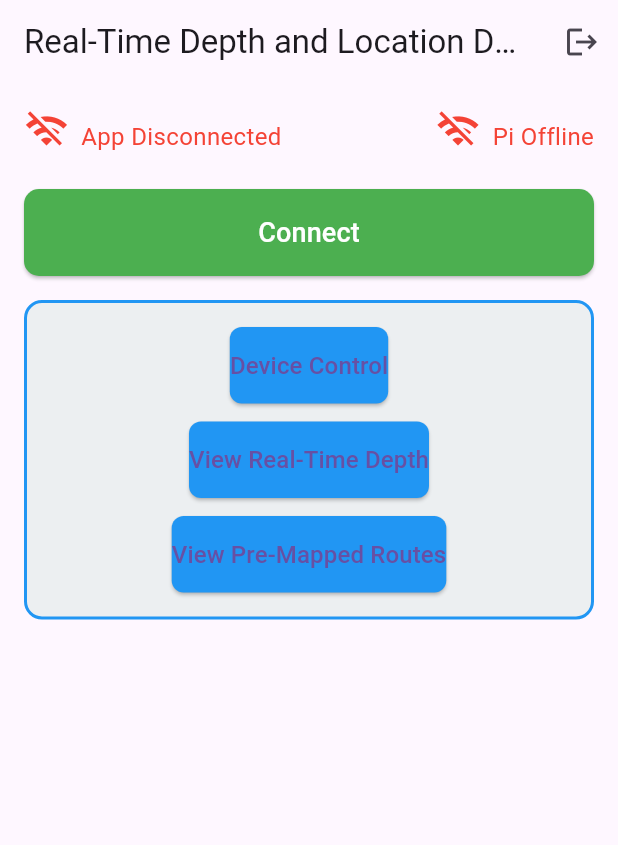
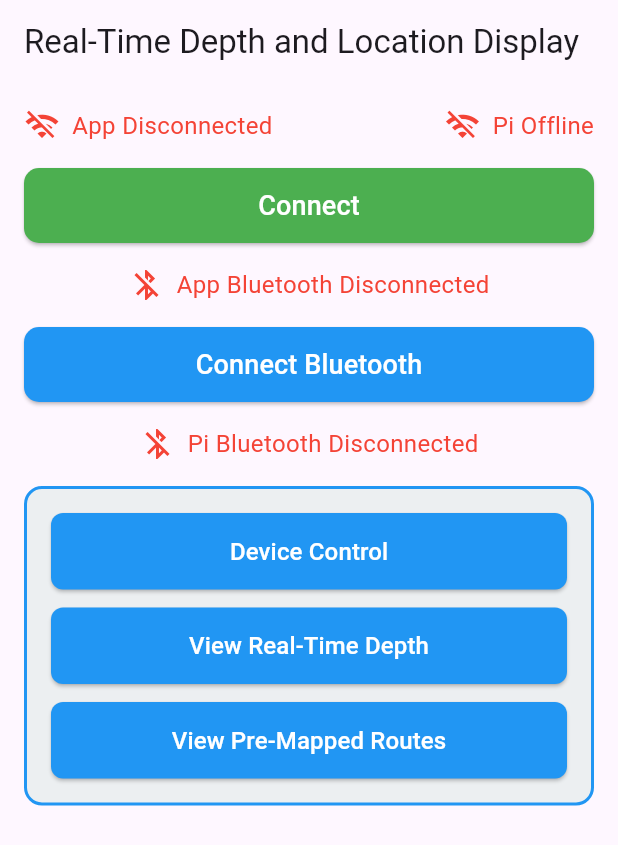
Before and after one commit to sukhmeet468/G09-CapstoneProject, a Flutter app: the screen it shows after launch, on a phone screen of 412 x 824 dp. Shown: the top 845 px of the screen. Run offline on Flutter 3.47's test engine with Material 3 defaults, Android fonts, the phone set to English and light mode, and no system bars; our stand-ins replace flutter_map, geolocator, latlong2, permission_handler, shared_preferences; missing offline and left inert: amplify_auth_cognito, amplify_authenticator, amplify_flutter, amplify_storage_s3, flutter_reactive_ble, mqtt_client.

```diff
--- a/lib/Logic/Cloud Communication/mqttiotmethods/fleetprovisionmanager.dart
+++ b/lib/Logic/Cloud Communication/mqttiotmethods/fleetprovisionmanager.dart
@@ -1,5 +1,5 @@
 import 'dart:convert';
-import 'package:g9capstoneiotapp/Logic/App%20Logic/authentication/auth_functions.dart';
+import 'package:g9capstoneiotapp/Logic/Auth/authentication/auth_functions.dart';
 import 'package:g9capstoneiotapp/Logic/Cloud%20Communication/comm_manager/subscribe_manager.dart';
 import 'package:g9capstoneiotapp/Logic/Cloud%20Communication/mqttiotmethods/connect.dart';
 import 'package:g9capstoneiotapp/Logic/Cloud%20Communication/mqttiotmethods/publish.dart';
--- a/lib/Presentation/Home/customhearbeat.dart
+++ /dev/null
@@ -1,111 +0,0 @@
-import 'package:flutter/material.dart';
-
-class HeartbeatLine extends StatefulWidget {
-  final bool isLoading;
-
-  const HeartbeatLine({required this.isLoading});
-
-  @override
-  State<HeartbeatLine> createState() => _HeartbeatLineState();
-}
-
-class _HeartbeatLineState extends State<HeartbeatLine>
-    with SingleTickerProviderStateMixin {
-  late AnimationController _controller;
-  late Animation<double> _animation;
-
-  @override
-  void initState() {
-    super.initState();
-    _controller = AnimationController(
-      vsync: this,
-      duration: const Duration(milliseconds: 1200),
-    )..addStatusListener((status) {
-        if (status == AnimationStatus.completed) {
-          _controller.reset();
-          if (widget.isLoading) {
-            _controller.forward();
-          }
-        } else if (status == AnimationStatus.dismissed) {
-          if (widget.isLoading) {
-            _controller.forward();
-          }
-        }
-      });
-
-    _animation = Tween<double>(begin: 0.0, end: 1.0).animate(_controller);
-
-    if (widget.isLoading) {
-      _controller.forward();
-    }
-  }
-
-  @override
-  void didUpdateWidget(covariant HeartbeatLine oldWidget) {
-    super.didUpdateWidget(oldWidget);
-    if (widget.isLoading) {
-      _controller.forward();
-    }
-  }
-
-  @override
-  void dispose() {
-    _controller.dispose();
-    super.dispose();
-  }
-
-  @override
-  Widget build(BuildContext context) {
-    return AnimatedBuilder(
-      animation: _animation,
-      builder: (context, child) {
-        return Column(
-          mainAxisAlignment: MainAxisAlignment.center,
-          children: [
-            // Displaying only Wi-Fi status icon
-            Icon(
-              widget.isLoading ? Icons.wifi : Icons.wifi_off,
-              color: widget.isLoading ? Colors.green : Colors.red,
-              size: 30,
-            ),
-            const SizedBox(height: 8), // Space between icon and animation
-            // If connected, show heartbeat animation below the Wi-Fi icon
-            if (widget.isLoading)
-              CustomPaint(
-                size: const Size(20, 5), // Adjust the width of the heartbeat line
-                painter: HeartbeatLinePainter(progress: _animation.value),
-              ),
-          ],
-        );
-      },
-    );
-  }
-}
-
-class HeartbeatLinePainter extends CustomPainter {
-  final double progress;
-
-  HeartbeatLinePainter({required this.progress});
-
-  @override
-  void paint(Canvas canvas, Size size) {
-    final Paint paint = Paint()
-      ..color = Colors.green // Use green for online status
-      ..strokeWidth = 4.0
-      ..style = PaintingStyle.stroke;
-
-    const double startX = 20;
-    final double endX = size.width * progress;
-
-    canvas.drawLine(
-      Offset(startX, size.height / 2),
-      Offset(endX, size.height / 2),
-      paint,
-    );
-  }
-
-  @override
-  bool shouldRepaint(covariant CustomPainter oldDelegate) {
-    return true;
-  }
-}
--- a/lib/Presentation/Home/myhome.dart
+++ b/lib/Presentation/Home/myhome.dart
@@ -1,17 +1,15 @@
 import 'dart:async';
-import 'package:amplify_authenticator/amplify_authenticator.dart';
+import 'package:amplify_flutter/amplify_flutter.dart';
 import 'package:flutter/material.dart';
-import 'package:amplify_flutter/amplify_flutter.dart';
+import 'package:g9capstoneiotapp/Logic/Bluetooth%20Comm/ble_manager.dart';
 import 'package:g9capstoneiotapp/Logic/Cloud%20Communication/mqttiotmethods/fleetprovisionmanager.dart';
 import 'package:g9capstoneiotapp/Logic/Cloud%20Communication/mqttiotmethods/subscribe.dart';
 import 'package:g9capstoneiotapp/Presentation/Device%20Control/devicecontrol.dart';
-import 'package:g9capstoneiotapp/Presentation/Home/customhearbeat.dart';
 import 'package:g9capstoneiotapp/Presentation/Maps/PreMapped-View/premappedview.dart';
 import 'package:g9capstoneiotapp/Presentation/Maps/RealTime-View/realtimedepthscreen.dart';
 import 'package:g9capstoneiotapp/Storage/App%20Storage/Providers/premappedlist.dart';
 import 'package:g9capstoneiotapp/Storage/App%20Storage/Providers/realtimeinfo.dart';
 import 'package:g9capstoneiotapp/Storage/Cloud%20Storage/readstorage_functions.dart';
-import 'package:g9capstoneiotapp/main.dart';
 import 'package:mqtt_client/mqtt_client.dart';
 import 'package:provider/provider.dart';
 
@@ -21,16 +19,19 @@ class MyApp extends StatefulWidget {
 }
 
 class _MyAppState extends State<MyApp> {
-  bool isAppConnected = false; // Simulate app connection status
-  bool isPiOnline = false; // Simulate Pi connection status
-  bool isConnecting = false; // Track connection state
-  late Timer heartbeatTimer; // Declare the timer here
-  String prevheartbeatValue = "";
+  bool isAppConnected = false;
+  bool isPiOnline = false;
+  bool isConnecting = false;
+  bool isBluetoothConnected = false;
+  bool isConnectingBluetooth = false;
+  bool isPiBluetoothOn = false;
+  String prevHeartbeatValue = "";
+  late Timer heartbeatTimer;
+  bool isAppBluetoothConnected = false;
 
   @override
   void initState() {
     super.initState();
-    // Start checking heartbeat after the widget has been initialized
     startHeartbeatCheck();
   }
 
@@ -38,9 +39,9 @@ class _MyAppState extends State<MyApp> {
     // Timer to check heartbeat every 1 minute
     heartbeatTimer = Timer.periodic(const Duration(minutes: 1), (timer) {
       var locationdata = Provider.of<LocationData>(context, listen: false);
-      safePrint("$prevheartbeatValue - ${locationdata.heartbeatValue}");
-      if (prevheartbeatValue != locationdata.heartbeatValue) {
-        prevheartbeatValue = locationdata.heartbeatValue;
+      safePrint("$prevHeartbeatValue - ${locationdata.heartbeatValue}");
+      if (prevHeartbeatValue != locationdata.heartbeatValue) {
+        prevHeartbeatValue = locationdata.heartbeatValue;
         setState(() {
           isPiOnline = true;
         });
@@ -52,46 +53,49 @@ class _MyAppState extends State<MyApp> {
     });
   }
 
-  // Connect action for the Connect button
   Future<void> connectAction() async {
-    setState(() {
-      isConnecting = true; // Set connecting to true when starting connection
-    });
-
     // Simulate the connection process
     await downloadCertificateAndKeys();
     // read the pre mapped routes
     await listAndReadMaps();
-
     // Check if client is connected
     if (clientLocal.connectionStatus!.state == MqttConnectionState.connected) {
       setState(() {
         isAppConnected = true;
+      });
+      setState(() {
+        isConnecting = true;
       });
     } else {
       setState(() {
         isAppConnected = false;
       });
     }
+    setState(() {
+      isAppConnected = true;
+    });
+  }
+
+  Future<void> connectBluetooth() async {
+    // call the function to connect to bluetooth service running in Rpi
+    final success = await discoverAndConnectToBleDevice();
+    setState(() {
+      isBluetoothConnected = success;
+      isAppBluetoothConnected = success;
+      if(success){
+        setState(() {
+          isConnectingBluetooth = true;
+        });
+      }
+    });
   }
 
   @override
   Widget build(BuildContext context) {
     return MaterialApp(
-      navigatorKey: navigatorKeyhome,
-      builder: Authenticator.builder(),
       home: Scaffold(
         appBar: AppBar(
           title: const Text('Real-Time Depth and Location Display'),
-          actions: [
-            IconButton(
-              onPressed: () async {
-                await Amplify.Auth.signOut();
-              },
-              icon: const Icon(Icons.logout),
-              tooltip: 'Sign Out',
-            ),
-          ],
         ),
         body: Padding(
           padding: const EdgeInsets.all(16.0),
@@ -105,20 +109,61 @@ class _MyAppState extends State<MyApp> {
               ElevatedButton(
                 onPressed: isConnecting ? null : connectAction,
                 style: ElevatedButton.styleFrom(
-                  padding: const EdgeInsets.symmetric(vertical: 16),
+                  minimumSize: const Size(double.infinity, 50), // Full width button
+                  backgroundColor: isConnecting ? Colors.grey : Colors.green,
                   shape: RoundedRectangleBorder(
                     borderRadius: BorderRadius.circular(10),
                   ),
-                  backgroundColor: isConnecting ? Colors.grey : Colors.green, // Grey out if connecting
                 ),
                 child: Text(
-                  'Connect',
+                  isConnecting ? 'Connected' : 'Connect',
                   style: TextStyle(
                     fontSize: 18,
-                    color: isConnecting ? Colors.black45 : Colors.white, // Adjust text color when disabled
+                    color: isConnecting ? Colors.black45 : Colors.white,
                   ),
                 ),
               ),
+              const SizedBox(height: 16),
+              // App Bluetooth Status
+              Row(
+                mainAxisAlignment: MainAxisAlignment.center,
+                children: [
+                  Icon(
+                    isAppBluetoothConnected ? Icons.bluetooth_connected : Icons.bluetooth_disabled,
+                    color: isAppBluetoothConnected ? Colors.blue : Colors.red,
+                  ),
+                  const SizedBox(width: 8),
+                  Text(
+                    isAppBluetoothConnected ? 'App Bluetooth Connected' : 'App Bluetooth Disconnected',
+                    style: TextStyle(
+                      fontSize: 16,
+                      color: isAppBluetoothConnected ? Colors.blue : Colors.red,
+                    ),
+                  ),
+                ],
+              ),
+              const SizedBox(height: 16),
+              // Bluetooth Connect Button
+              ElevatedButton(
+                onPressed: isConnectingBluetooth ? null : connectBluetooth,
+                style: ElevatedButton.styleFrom(
+                  minimumSize: const Size(double.infinity, 50), // Full width button
+                  backgroundColor: isConnectingBluetooth ? Colors.grey : Colors.blue,
+                  shape: RoundedRectangleBorder(
+                    borderRadius: BorderRadius.circular(10),
+                  ),
+                ),
+                child: Text(
+                  isConnectingBluetooth ? 'Connected' : 'Connect Bluetooth',
+                  style: TextStyle(
+                    fontSize: 18,
+                    color: isConnectingBluetooth ? Colors.black45 : Colors.white,
+                  ),
+                ),
+              ),
+              const SizedBox(height: 16),
+              // Pi Bluetooth Status Bar
+              _buildPiBluetoothStatusBar(),
               const SizedBox(height: 16),
               // Frame around the content
               Container(
@@ -133,6 +178,7 @@ class _MyAppState extends State<MyApp> {
                     // Device Control Button
                     ElevatedButton(
                       style: ElevatedButton.styleFrom(
+                        minimumSize: const Size(double.infinity, 50),
                         padding: const EdgeInsets.symmetric(vertical: 14),
                         shape: RoundedRectangleBorder(
                           borderRadius: BorderRadius.circular(8),
@@ -155,13 +201,17 @@ class _MyAppState extends State<MyApp> {
                       },
                       child: const Text(
                         'Device Control',
-                        style: TextStyle(fontSize: 16),
+                        style: TextStyle(
+                          fontSize: 16,
+                          color: Colors.white,
+                        ),
                       ),
                     ),
                     const SizedBox(height: 12),
                     // Real-Time Depth Button
                     ElevatedButton(
                       style: ElevatedButton.styleFrom(
+                        minimumSize: const Size(double.infinity, 50),
                         padding: const EdgeInsets.symmetric(vertical: 14),
                         shape: RoundedRectangleBorder(
                           borderRadius: BorderRadius.circular(8),
@@ -184,13 +234,17 @@ class _MyAppState extends State<MyApp> {
                       },
                       child: const Text(
                         'View Real-Time Depth',
-                        style: TextStyle(fontSize: 16),
+                        style: TextStyle(
+                          fontSize: 16,
+                          color: Colors.white,
+                        ),
                       ),
                     ),
                     const SizedBox(height: 12),
                     // Pre-Mapped Routes Button
                     ElevatedButton(
                       style: ElevatedButton.styleFrom(
+                        minimumSize: const Size(double.infinity, 50),
                         padding: const EdgeInsets.symmetric(vertical: 14),
                         shape: RoundedRectangleBorder(
                           borderRadius: BorderRadius.circular(8),
@@ -213,7 +267,10 @@ class _MyAppState extends State<MyApp> {
                       },
                       child: const Text(
                         'View Pre-Mapped Routes',
-                        style: TextStyle(fontSize: 16),
+                        style: TextStyle(
+                          fontSize: 16,
+                          color: Colors.white,
+                        ),
                       ),
                     ),
                   ],
@@ -226,36 +283,65 @@ class _MyAppState extends State<MyApp> {
     );
   }
 
-  // Wi-Fi State Bar with HeartbeatLine
   Widget _buildWifiStateBar() {
     return Row(
       mainAxisAlignment: MainAxisAlignment.spaceBetween,
       children: [
-        // App Connection with HeartbeatLine
+        // App connection status
         Row(
           children: [
-            // Heartbeat animation for App Connection
-            HeartbeatLine(isLoading: isAppConnected),
+            Icon(
+              isAppConnected ? Icons.wifi : Icons.wifi_off,
+              color: isAppConnected ? Colors.green : Colors.red,
+            ),
             const SizedBox(width: 8),
             Text(
               isAppConnected ? 'App Connected' : 'App Disconnected',
-              style: TextStyle(fontSize: 16, color: isAppConnected ? Colors.green : Colors.red),
+              style: TextStyle(
+                fontSize: 16,
+                color: isAppConnected ? Colors.green : Colors.red,
+              ),
             ),
           ],
         ),
-        // Pi Online Status with HeartbeatLine
+        // Pi online status
         Row(
           children: [
-            // Heartbeat animation for Pi connection
-            HeartbeatLine(isLoading: isPiOnline),
+            Icon(
+              isPiOnline ? Icons.wifi : Icons.wifi_off,
+              color: isPiOnline ? Colors.green : Colors.red,
+            ),
             const SizedBox(width: 8),
             Text(
               isPiOnline ? 'Pi Online' : 'Pi Offline',
-              style: TextStyle(fontSize: 16, color: isPiOnline ? Colors.green : Colors.red),
+              style: TextStyle(
+                fontSize: 16,
+                color: isPiOnline ? Colors.green : Colors.red,
+              ),
             ),
           ],
         ),
       ],
     );
   }
+
+  Widget _buildPiBluetoothStatusBar() {
+    return Row(
+      mainAxisAlignment: MainAxisAlignment.center,
+      children: [
+        Icon(
+          isBluetoothConnected ? Icons.bluetooth_connected : Icons.bluetooth_disabled,
+          color: isBluetoothConnected ? Colors.blue : Colors.red,
+        ),
+        const SizedBox(width: 8),
+        Text(
+          isBluetoothConnected ? 'Pi Bluetooth Connected' : 'Pi Bluetooth Disconnected',
+          style: TextStyle(
+            fontSize: 16,
+            color: isBluetoothConnected ? Colors.blue : Colors.red,
+          ),
+        ),
+      ],
+    );
+  }
 }
--- a/lib/main.dart
+++ b/lib/main.dart
@@ -1,4 +1,5 @@
 import 'package:flutter/material.dart';
+import 'package:g9capstoneiotapp/Logic/Bluetooth%20Comm/ble_manager.dart';
 import 'package:g9capstoneiotapp/Logic/Cloud%20Config/Amplify/configure.dart';
 import 'package:g9capstoneiotapp/Presentation/Authentication/login.dart';
 import 'package:g9capstoneiotapp/Storage/App%20Storage/Providers/premappedlist.dart';
@@ -13,6 +14,8 @@ void main() async {
   WidgetsFlutterBinding.ensureInitialized();
   // configure Amplify
   await configureAmplify();
+  // Request permissions for bluetooth services
+    await requestPermissions();
   runApp(
     MultiProvider(
       providers: [
--- a/pubspec.yaml
+++ b/pubspec.yaml
@@ -48,6 +48,9 @@ dependencies:
   latlong2: ^0.9.1
   flutter_map_heatmap: ^0.0.8
   flutter_reactive_ble: ^5.4.0
+  geolocator: ^12.0.0
+  permission_handler: ^11.3.1
+  shared_preferences: ^2.3.5
 
 
 dev_dependencies:
```
Also changed, not shown: lib/Logic/Bluetooth Comm/ble_comm.dart (+124 -0 lines), lib/Logic/Bluetooth Comm/ble_manager.dart (added, +130 -0 lines), lib/Logic/Cloud Communication/comm_manager/subscribe_manager.dart (+2 -8 lines), lib/Logic/GeoLocation/user_location.dart (added, +26 -0 lines), lib/Logic/Notifications/check_hazard_notify.dart (added, +40 -0 lines), lib/Presentation/Device Control/devicecontrol.dart (+33 -28 lines), lib/Storage/Cloud Storage/readstorage_functions.dart (+1 -6 lines), lib/Logic/Auth/authentication/auth_functions.dart (renamed from lib/Logic/App Logic/authentication/auth_functions.dart), lib/Logic/Notifications/local_notifications.dart (added), pubspec.lock, 5 other files.
